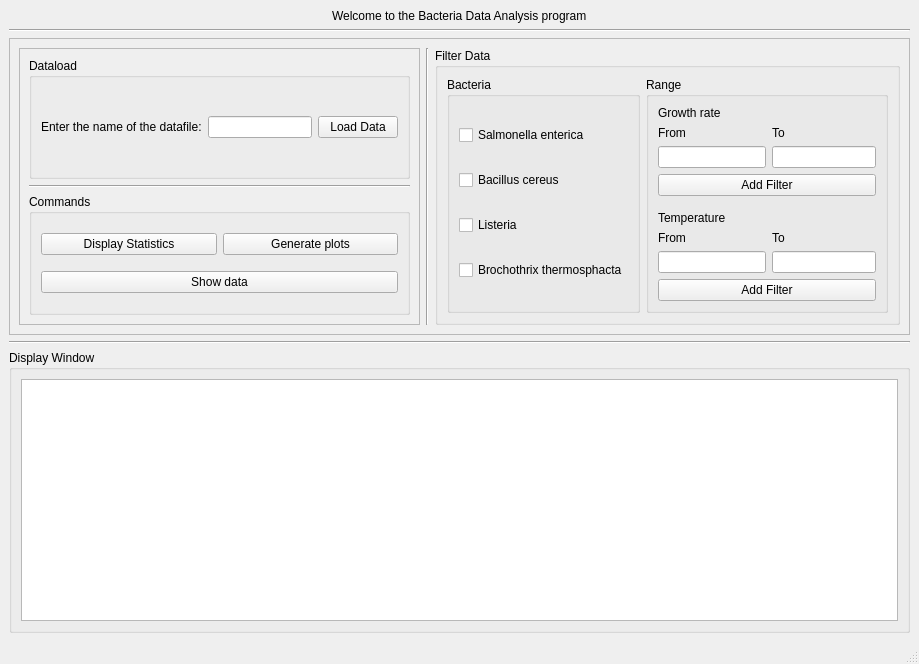
Above: Qt designer/GUI.ui from danmark2312/Bacteria-Project before the change. Below: the same form after it.
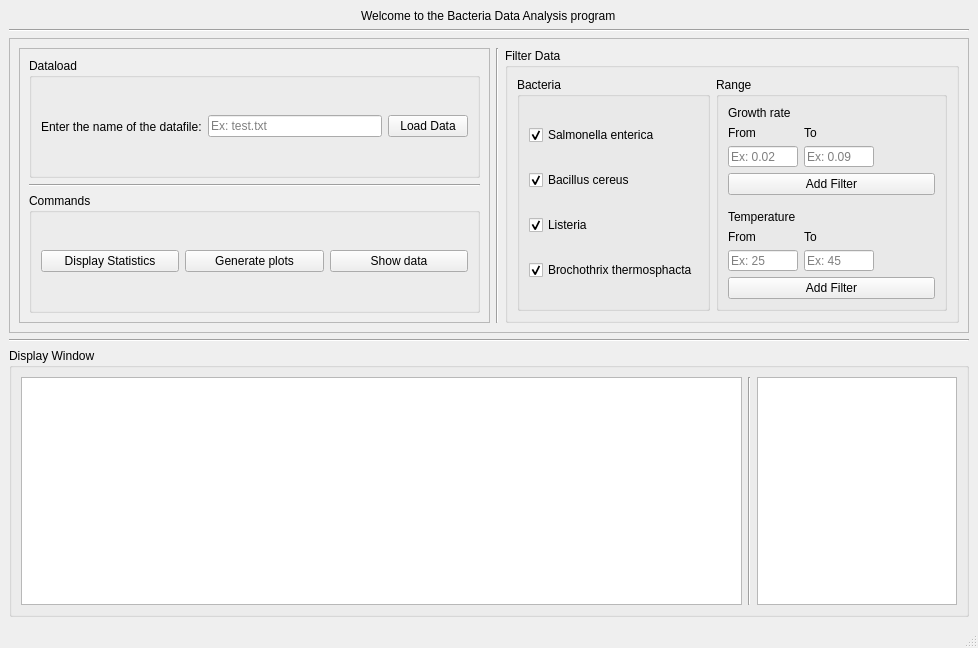
That is the form after the change.

Commit message: Creating final layout

```diff
--- a/Qt designer/GUI.ui
+++ b/Qt designer/GUI.ui
@@ -6,8 +6,8 @@
    <rect>
     <x>0</x>
     <y>0</y>
-    <width>919</width>
-    <height>664</height>
+    <width>978</width>
+    <height>648</height>
    </rect>
   </property>
   <property name="windowTitle">
@@ -31,6 +31,12 @@
     </item>
     <item>
      <widget class="QFrame" name="frame">
+      <property name="maximumSize">
+       <size>
+        <width>1000000</width>
+        <height>300</height>
+       </size>
+      </property>
       <property name="frameShape">
        <enum>QFrame::StyledPanel</enum>
       </property>
@@ -62,13 +68,28 @@
              </item>
              <item>
               <widget class="QLineEdit" name="dataload_input">
+               <property name="minimumSize">
+                <size>
+                 <width>104</width>
+                 <height>21</height>
+                </size>
+               </property>
+               <property name="toolTip">
+                <string>&lt;html&gt;&lt;head/&gt;&lt;body&gt;&lt;p&gt;Please enter a filename&lt;/p&gt;&lt;/body&gt;&lt;/html&gt;</string>
+               </property>
                <property name="text">
                 <string/>
                </property>
+               <property name="placeholderText">
+                <string>Ex: test.txt</string>
+               </property>
               </widget>
              </item>
              <item>
               <widget class="QPushButton" name="dataload_btn">
+               <property name="toolTip">
+                <string>&lt;html&gt;&lt;head/&gt;&lt;body&gt;&lt;p&gt;Loads the datafile given to the left&lt;/p&gt;&lt;/body&gt;&lt;/html&gt;</string>
+               </property>
                <property name="text">
                 <string>Load Data</string>
                </property>
@@ -92,25 +113,34 @@
             <layout class="QGridLayout" name="gridLayout">
              <item row="0" column="0">
               <widget class="QPushButton" name="stat_btn">
+               <property name="toolTip">
+                <string>&lt;html&gt;&lt;head/&gt;&lt;body&gt;&lt;p&gt;Displays statistics based on current data&lt;/p&gt;&lt;/body&gt;&lt;/html&gt;</string>
+               </property>
                <property name="text">
                 <string>Display Statistics</string>
                </property>
               </widget>
              </item>
+             <item row="0" column="2">
+              <widget class="QPushButton" name="showdata_btn">
+               <property name="toolTip">
+                <string>&lt;html&gt;&lt;head/&gt;&lt;body&gt;&lt;p&gt;Shows current data&lt;/p&gt;&lt;/body&gt;&lt;/html&gt;</string>
+               </property>
+               <property name="text">
+                <string>Show data</string>
+               </property>
+              </widget>
+             </item>
              <item row="0" column="1">
               <widget class="QPushButton" name="plot_btn">
+               <property name="toolTip">
+                <string>&lt;html&gt;&lt;head/&gt;&lt;body&gt;&lt;p&gt;Generates plots on current data&lt;/p&gt;&lt;/body&gt;&lt;/html&gt;</string>
+               </property>
                <property name="text">
                 <string>Generate plots</string>
                </property>
               </widget>
              </item>
-             <item row="1" column="0" colspan="2">
-              <widget class="QPushButton" name="showdata_btn">
-               <property name="text">
-                <string>Show data</string>
-               </property>
-              </widget>
-             </item>
             </layout>
            </widget>
           </item>
@@ -126,6 +156,12 @@
        </item>
        <item>
         <widget class="QGroupBox" name="filterdata_box">
+         <property name="maximumSize">
+          <size>
+           <width>454</width>
+           <height>340</height>
+          </size>
+         </property>
          <property name="title">
           <string>Filter Data</string>
          </property>
@@ -141,6 +177,9 @@
                <property name="text">
                 <string>Salmonella enterica</string>
                </property>
+               <property name="checked">
+                <bool>true</bool>
+               </property>
               </widget>
              </item>
              <item>
@@ -148,6 +187,9 @@
                <property name="text">
                 <string>Bacillus cereus</string>
                </property>
+               <property name="checked">
+                <bool>true</bool>
+               </property>
               </widget>
              </item>
              <item>
@@ -155,6 +197,9 @@
                <property name="text">
                 <string>Listeria</string>
                </property>
+               <property name="checked">
+                <bool>true</bool>
+               </property>
               </widget>
              </item>
              <item>
@@ -162,6 +207,9 @@
                <property name="text">
                 <string>Brochothrix thermosphacta</string>
                </property>
+               <property name="checked">
+                <bool>true</bool>
+               </property>
               </widget>
              </item>
             </layout>
@@ -176,20 +224,19 @@
              <property name="fieldGrowthPolicy">
               <enum>QFormLayout::AllNonFixedFieldsGrow</enum>
              </property>
+             <property name="labelAlignment">
+              <set>Qt::AlignLeading|Qt::AlignLeft|Qt::AlignVCenter</set>
+             </property>
              <item row="2" column="0">
               <widget class="QLabel" name="growth_label">
+               <property name="toolTip">
+                <string>&lt;html&gt;&lt;head/&gt;&lt;body&gt;&lt;p&gt;Goat&lt;/p&gt;&lt;/body&gt;&lt;/html&gt;</string>
+               </property>
                <property name="text">
                 <string>Growth rate</string>
                </property>
               </widget>
              </item>
-             <item row="4" column="0">
-              <widget class="QLabel" name="growthfrom_label">
-               <property name="text">
-                <string>From</string>
-               </property>
-              </widget>
-             </item>
              <item row="4" column="1">
               <widget class="QLabel" name="growthto_label">
                <property name="text">
@@ -197,11 +244,24 @@
                </property>
               </widget>
              </item>
-             <item row="5" column="0">
-              <widget class="QLineEdit" name="growthfrom_input"/>
-             </item>
              <item row="5" column="1">
-              <widget class="QLineEdit" name="growthto_input"/>
+              <widget class="QLineEdit" name="growthto_input">
+               <property name="minimumSize">
+                <size>
+                 <width>70</width>
+                 <height>21</height>
+                </size>
+               </property>
+               <property name="maximumSize">
+                <size>
+                 <width>70</width>
+                 <height>21</height>
+                </size>
+               </property>
+               <property name="placeholderText">
+                <string>Ex: 0.09</string>
+               </property>
+              </widget>
              </item>
              <item row="6" column="0" colspan="2">
               <widget class="QPushButton" name="growth_btn">
@@ -210,6 +270,13 @@
                </property>
               </widget>
              </item>
+             <item row="7" column="0">
+              <widget class="Line" name="line_4">
+               <property name="orientation">
+                <enum>Qt::Horizontal</enum>
+               </property>
+              </widget>
+             </item>
              <item row="8" column="0">
               <widget class="QLabel" name="temp_label">
                <property name="text">
@@ -232,10 +299,23 @@
               </widget>
              </item>
              <item row="10" column="0">
-              <widget class="QLineEdit" name="tempfrom_input"/>
-             </item>
-             <item row="10" column="1">
-              <widget class="QLineEdit" name="tempto_input"/>
+              <widget class="QLineEdit" name="tempfrom_input">
+               <property name="minimumSize">
+                <size>
+                 <width>70</width>
+                 <height>21</height>
+                </size>
+               </property>
+               <property name="maximumSize">
+                <size>
+                 <width>70</width>
+                 <height>21</height>
+                </size>
+               </property>
+               <property name="placeholderText">
+                <string>Ex: 25</string>
+               </property>
+              </widget>
              </item>
              <item row="11" column="0" colspan="2">
               <widget class="QPushButton" name="tempBtn">
@@ -244,10 +324,60 @@
                </property>
               </widget>
              </item>
-             <item row="7" column="0">
-              <widget class="Line" name="line_4">
-               <property name="orientation">
-                <enum>Qt::Horizontal</enum>
+             <item row="4" column="0">
+              <widget class="QLabel" name="growthfrom_label">
+               <property name="whatsThis">
+                <string>&lt;html&gt;&lt;head/&gt;&lt;body&gt;&lt;p&gt;Goat&lt;/p&gt;&lt;/body&gt;&lt;/html&gt;</string>
+               </property>
+               <property name="text">
+                <string>From</string>
+               </property>
+               <property name="alignment">
+                <set>Qt::AlignLeading|Qt::AlignLeft|Qt::AlignVCenter</set>
+               </property>
+              </widget>
+             </item>
+             <item row="5" column="0">
+              <widget class="QLineEdit" name="growthfrom_input">
+               <property name="minimumSize">
+                <size>
+                 <width>70</width>
+                 <height>21</height>
+                </size>
+               </property>
+               <property name="maximumSize">
+                <size>
+                 <width>70</width>
+                 <height>21</height>
+                </size>
+               </property>
+               <property name="placeholderText">
+                <string>Ex: 0.02</string>
+               </property>
+               <property name="clearButtonEnabled">
+                <bool>false</bool>
+               </property>
+              </widget>
+             </item>
+             <item row="10" column="1">
+              <widget class="QLineEdit" name="tempto_input">
+               <property name="minimumSize">
+                <size>
+                 <width>70</width>
+                 <height>21</height>
+                </size>
+               </property>
+               <property name="maximumSize">
+                <size>
+                 <width>70</width>
+                 <height>21</height>
+                </size>
+               </property>
+               <property name="text">
+                <string/>
+               </property>
+               <property name="placeholderText">
+                <string>Ex: 45</string>
                </property>
               </widget>
              </item>
@@ -274,7 +404,43 @@
       </property>
       <layout class="QHBoxLayout" name="horizontalLayout_5">
        <item>
-        <widget class="QColumnView" name="columnView"/>
+        <widget class="QTextEdit" name="display_window">
+         <property name="readOnly">
+          <bool>true</bool>
+         </property>
+        </widget>
+       </item>
+       <item>
+        <widget class="Line" name="line_6">
+         <property name="orientation">
+          <enum>Qt::Vertical</enum>
+         </property>
+        </widget>
+       </item>
+       <item>
+        <widget class="QTextEdit" name="filter_window">
+         <property name="maximumSize">
+          <size>
+           <width>200</width>
+           <height>1000000</height>
+          </size>
+         </property>
+         <property name="acceptDrops">
+          <bool>false</bool>
+         </property>
+         <property name="toolTip">
+          <string>Gut</string>
+         </property>
+         <property name="statusTip">
+          <string/>
+         </property>
+         <property name="autoFillBackground">
+          <bool>false</bool>
+         </property>
+         <property name="readOnly">
+          <bool>true</bool>
+         </property>
+        </widget>
        </item>
       </layout>
      </widget>
@@ -286,8 +452,8 @@
     <rect>
      <x>0</x>
      <y>0</y>
-     <width>919</width>
-     <height>21</height>
+     <width>978</width>
+     <height>22</height>
     </rect>
    </property>
   </widget>
```
The commit also changes 4 other files.
